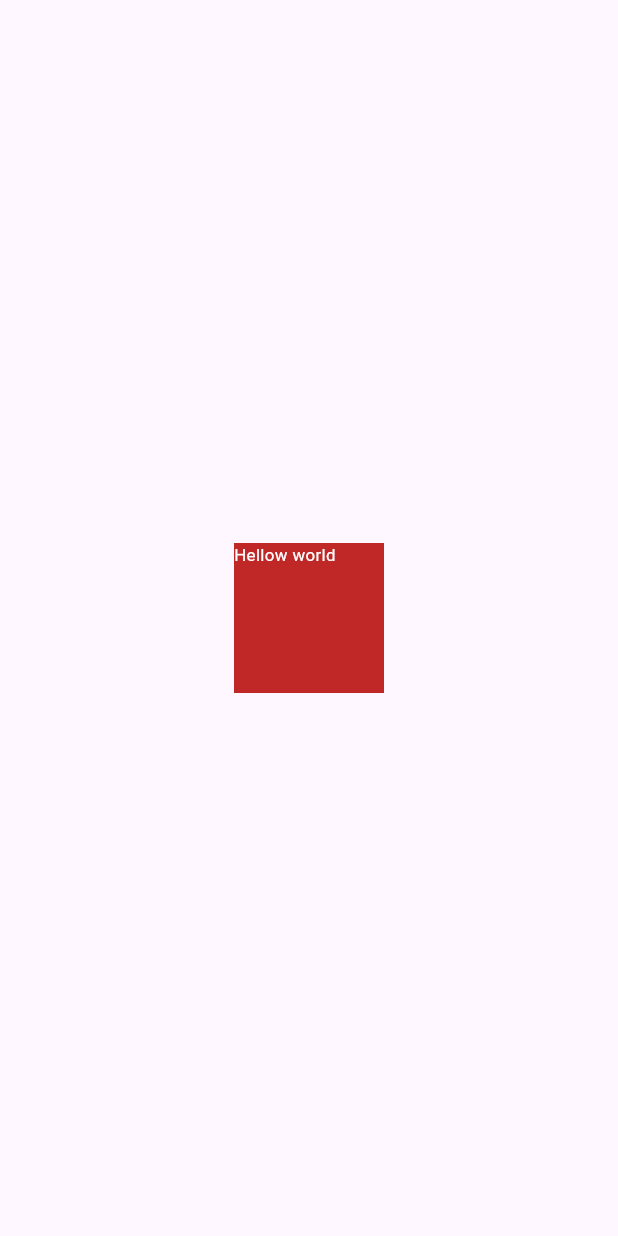
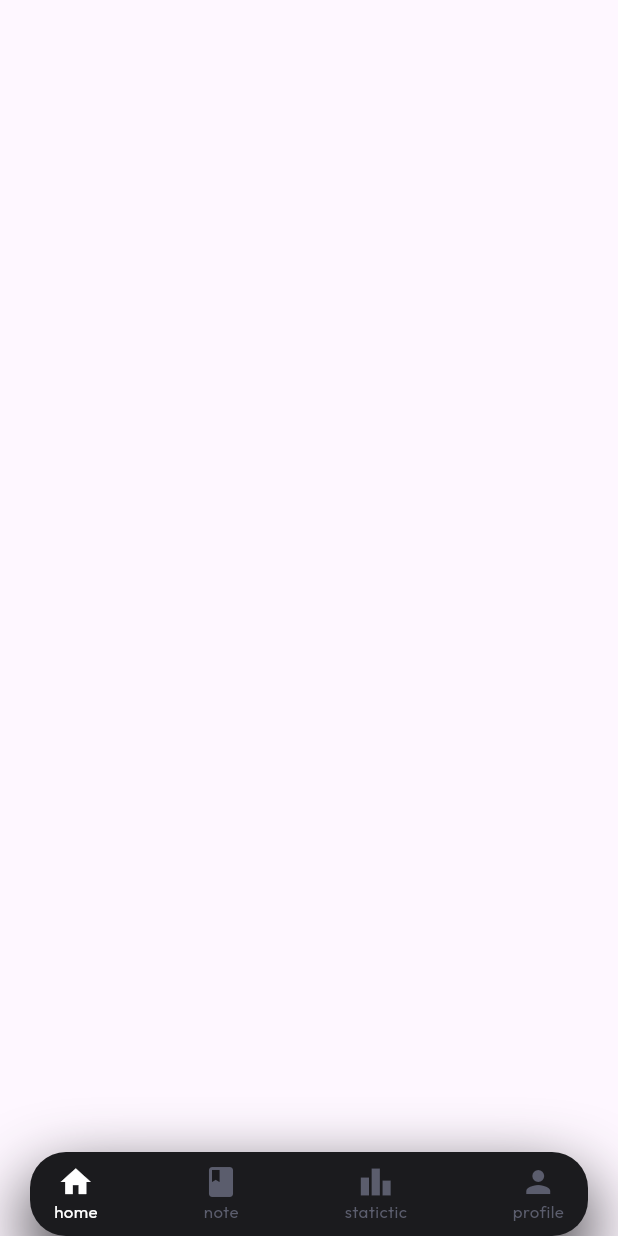
Before and after one commit to ericFlutterast/simply_english, a Flutter app: the screen it shows after launch, on a phone screen of 412 x 824 dp. Run offline on Flutter 3.47's test engine with Material 3 defaults, Android fonts, the phone set to English and light mode, and no system bars.

```diff
--- a/lib/main.dart
+++ b/lib/main.dart
@@ -1,7 +1,7 @@
 import 'package:flutter/material.dart';
-import 'package:simply_english/src/config/app_rout.dart';
 import 'package:simply_english/src/config/app_theme/app_theme_provider.dart';
 import 'package:simply_english/src/config/app_theme/theme/theme.dart';
+import 'package:simply_english/src/moduls/app_root/app_root.dart';
 
 void main() {
   runApp(AppThemeProvider(
@@ -16,6 +16,7 @@ class MyApp extends StatelessWidget {
   @override
   Widget build(BuildContext context) {
     return const MaterialApp(
+      debugShowCheckedModeBanner: false,
       home: HomePage(),
     );
   }
@@ -26,6 +27,6 @@ class HomePage extends StatelessWidget {
 
   @override
   Widget build(BuildContext context) {
-    return const AppRouterWidget();
+    return const AppRoot();
   }
 }
--- a/lib/src/config/app_rout.dart
+++ b/lib/src/config/app_rout.dart
@@ -1,20 +1,10 @@
 import 'package:flutter/material.dart';
-import 'package:simply_english/src/config/app_theme/app_theme_provider.dart';
 
 class AppRouterWidget extends StatelessWidget {
   const AppRouterWidget({super.key});
 
   @override
   Widget build(BuildContext context) {
-    return Scaffold(
-      body: Center(
-        child: Container(
-          height: 100,
-          width: 100,
-          color: context.theme.appColors.status.error,
-          child: Text('Hellow world', style: context.theme.appTextStyle.caption),
-        ),
-      ),
-    );
+    return Container();
   }
 }
--- /dev/null
+++ b/lib/src/moduls/app_root/app_root.dart
@@ -0,0 +1,98 @@
+// ignore_for_file: unused_element
+
+import 'package:flutter/material.dart';
+import 'package:simply_english/src/config/app_theme/app_theme_provider.dart';
+
+class AppRoot extends StatefulWidget {
+  const AppRoot({super.key});
+
+  @override
+  State<AppRoot> createState() => _AppRootState();
+}
+
+class _AppRootState extends State<AppRoot> {
+  int _currentSelectedIndex = 0;
+  final List<(IconData icon, String lable)> _navbarItemsData = [
+    (Icons.home, 'home'),
+    (Icons.book, 'note'),
+    (Icons.leaderboard, 'statictic'),
+    (Icons.person, 'profile'),
+  ];
+
+  @override
+  Widget build(BuildContext context) {
+    return Scaffold(
+      body: Container(),
+      bottomNavigationBar: SafeArea(
+        child: Container(
+          margin: const EdgeInsets.symmetric(horizontal: 20),
+          padding: const EdgeInsets.symmetric(vertical: 8, horizontal: 16),
+          decoration: BoxDecoration(
+            color: context.theme.appColors.grayscale.g0,
+            borderRadius: const BorderRadius.all(Radius.circular(24)),
+            boxShadow: [
+              BoxShadow(
+                color: context.theme.appColors.grayscale.g0,
+                offset: const Offset(0, 20),
+                blurRadius: 40,
+              ),
+            ],
+          ),
+          child: Row(
+            mainAxisAlignment: MainAxisAlignment.spaceBetween,
+            children: List.generate(
+              _navbarItemsData.length,
+              (index) => GestureDetector(
+                onTap: () => setState(() {
+                  _currentSelectedIndex = index;
+                }),
+                child: _NavbarItemWidget(
+                  iconData: _navbarItemsData[index].$1,
+                  label: _navbarItemsData[index].$2,
+                  isSelected: _currentSelectedIndex == index,
+                ),
+              ),
+            ),
+          ),
+        ),
+      ),
+    );
+  }
+}
+
+class _NavbarItemWidget extends StatelessWidget {
+  final String label;
+  final bool isSelected;
+  final IconData iconData;
+
+  const _NavbarItemWidget({
+    required this.isSelected,
+    required this.iconData,
+    required this.label,
+  });
+
+  @override
+  Widget build(BuildContext context) {
+    final appTheme = context.theme;
+
+    return Container(
+      decoration: BoxDecoration(),
+      child: Column(
+        // mainAxisAlignment: MainAxisAlignment.center,
+        mainAxisSize: MainAxisSize.min,
+        children: [
+          Icon(
+            iconData,
+            color: isSelected ? appTheme.appColors.grayscale.g6 : appTheme.appColors.grayscale.g5,
+          ),
+          Text(
+            label,
+            style: appTheme.appTextStyle.caption.copyWith(
+              color: isSelected ? appTheme.appColors.grayscale.g6 : appTheme.appColors.grayscale.g5,
+            ),
+          ),
+        ],
+      ),
+    );
+  }
+}
--- a/pubspec.yaml
+++ b/pubspec.yaml
@@ -39,5 +39,5 @@ flutter:
   fonts:
     - family: Outfit-Regular
       fonts:
-        - asset: fonts/static/Outfit-Regular.ttf
+        - asset:  assets/fonts/Outfit/static/Outfit-Regular.ttf
           weight: 400
```
